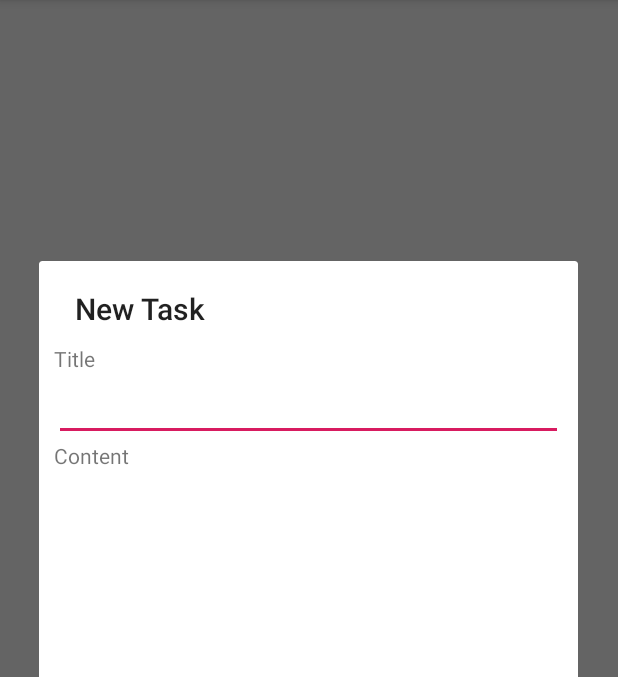
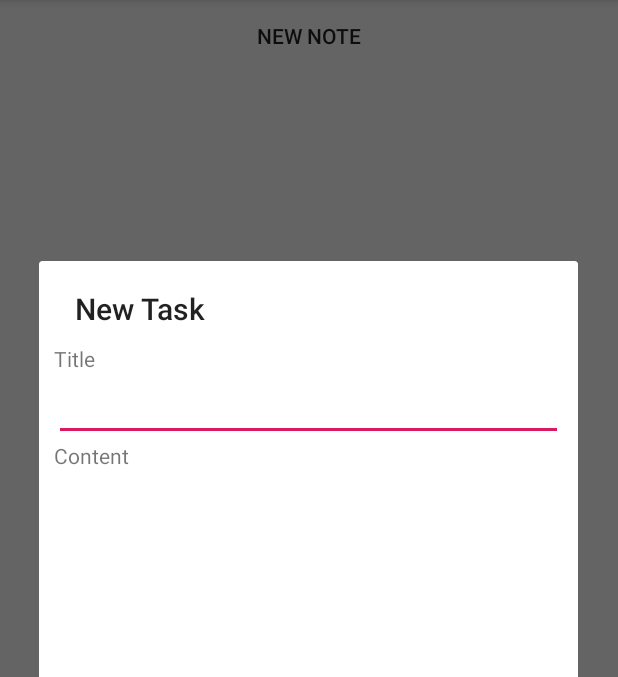
Before and after one commit to Ludvins/KotlinTodoApp, an Android app: the screen it shows after launch (MainActivity), after a tap on an icon or button, on a phone screen of 412 x 824 dp, the part 84-761 px from its top. Run offline under Robolectric (Android 15) with nearby library versions, the phone set to English and light mode, and no system bars.

Commit message:
Added an option to clear all tasks in the settings menu. Added a button below the tasks list that creates a new task using the fullscreen view.

```diff
--- a/app/src/main/AndroidManifest.xml
+++ b/app/src/main/AndroidManifest.xml
@@ -20,7 +20,7 @@
                 android:theme="@style/AppTheme.NoActionBar">
             <intent-filter>
                 <action android:name="android.intent.action.MAIN"/>
-
+                <action android:name="android.intent.action.VIEW" />
                 <category android:name="android.intent.category.LAUNCHER"/>
             </intent-filter>
         </activity>
--- a/app/src/main/java/com/example/kotlintodo/DBManager.kt
+++ b/app/src/main/java/com/example/kotlintodo/DBManager.kt
@@ -41,6 +41,10 @@ class NoteDbManager(context: Context) {
         return db!!.delete(dbTable, selection, selectionArgs)
     }
 
+    fun deleteAll(): Int {
+        return db!!.delete(dbTable, null, null)
+    }
+
     fun update(values: ContentValues, selection: String, selectionargs: Array<String>): Int {
 
         return db!!.update(dbTable, values, selection, selectionargs)
--- a/app/src/main/res/layout/content_main.xml
+++ b/app/src/main/res/layout/content_main.xml
@@ -10,11 +10,24 @@
         tools:context=".MainActivity">
 
     <ListView
+            android:id="@+id/list_view"
             android:layout_width="match_parent"
-            android:layout_height="match_parent"
-            app:layout_constraintBottom_toBottomOf="parent"
-            android:id="@+id/list_view"
-    />
+            android:layout_height="wrap_content"
+            android:layout_above="@+id/new_note_button"
+            app:layout_constraintTop_toTopOf="parent"
+            tools:layout_editor_absoluteX="32dp">
 
+    </ListView>
+
+    <Button
+            android:id="@+id/new_note_button"
+            android:layout_width="0dp"
+            android:layout_height="wrap_content"
+            android:layout_alignParentBottom="true"
+            android:text="@string/new_note"
+            app:layout_constraintEnd_toEndOf="parent"
+            app:layout_constraintStart_toStartOf="parent"
+            app:layout_constraintTop_toBottomOf="@+id/list_view"
+            android:background="@android:color/transparent" />
 
 </androidx.constraintlayout.widget.ConstraintLayout>
--- a/app/src/main/res/layout/note_dialog.xml
+++ b/app/src/main/res/layout/note_dialog.xml
@@ -1,32 +1,35 @@
 <?xml version="1.0" encoding="utf-8"?>
 <LinearLayout xmlns:android="http://schemas.android.com/apk/res/android"
-              xmlns:tools="http://schemas.android.com/tools"
               android:layout_width="match_parent"
               android:layout_height="match_parent"
               android:padding="10dp"
               android:orientation="vertical">
 
     <TextView
-            android:text="Title"
+            android:text="@string/title"
             android:layout_width="match_parent"
-            android:layout_height="wrap_content" android:id="@+id/TitleTextView"/>
+            android:layout_height="wrap_content"
+            android:id="@+id/TitleTextView" />
+
     <EditText
             android:id="@+id/title"
             android:layout_width="match_parent"
             android:layout_height="wrap_content"
             android:inputType="text"
-    />
+            android:textColor="@android:color/black" />
     <TextView
-            android:text="Content"
+            android:text="@string/content"
             android:layout_width="match_parent"
-            android:layout_height="wrap_content" android:id="@+id/ContentTextView"/>
+            android:layout_height="wrap_content"
+            android:id="@+id/ContentTextView" />
+
     <EditText
             android:id="@+id/content"
-            android:lines="6"
-            android:gravity="top"
             android:layout_width="match_parent"
             android:layout_height="wrap_content"
+            android:gravity="top"
             android:inputType="textMultiLine|text"
-    />
+            android:lines="6"
+            android:textColor="@android:color/black" />
 
 </LinearLayout>
--- a/app/src/main/res/menu/menu_main.xml
+++ b/app/src/main/res/menu/menu_main.xml
@@ -6,4 +6,9 @@
           android:title="@string/action_settings"
           android:orderInCategory="100"
           app:showAsAction="never"/>
+    <item
+            android:id="@+id/action_clear_list"
+            android:title="@string/clear_tasks"
+            android:orderInCategory="100"
+            app:showAsAction="never" />
 </menu>
--- a/app/src/main/res/values/strings.xml
+++ b/app/src/main/res/values/strings.xml
@@ -7,4 +7,8 @@
     <string name="NoteTitle">Title</string>
     <string name="NoteContent">Content</string>
     <string name="title_activity_note">Note</string>
+    <string name="new_note">New note</string>
+    <string name="content">Content</string>
+    <string name="title">Title</string>
+    <string name="clear_tasks">Clear tasks</string>
 </resources>
```
Also changed, not shown: app/src/main/java/com/example/kotlintodo/MainActivity.kt (+32 -7 lines), app/src/main/res/layout/list_item_note.xml (+5 -3 lines).
